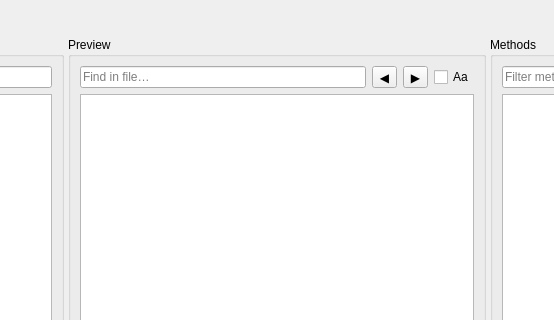
Above: src/ui/MainWindow.ui from vRFEducation/rasna-trace-tool before the change; both pictures show x 363 to 917 and y 0 to 320 of the 1280 by 720 pixel window. Below: the same form after it.
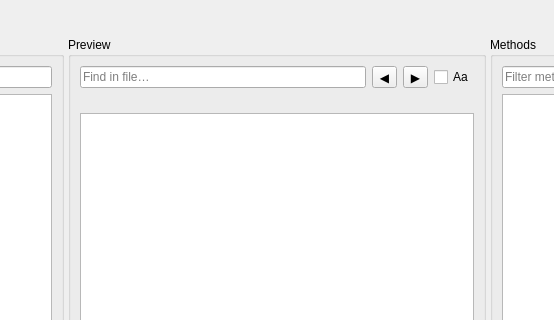
That is the form after the change.

Commit message: count added to searchbox and highligh problem solved

The edit to the form file:
```diff
--- a/src/ui/MainWindow.ui
+++ b/src/ui/MainWindow.ui
@@ -68,6 +68,12 @@
           </item>
          </layout>
         </item>
+        <item>
+         <widget class="QLabel" name="lblFindCounter">
+          <property name="text"><string/></property>
+          <property name="styleSheet"><string notr="true">color: gray; font-size: 11px;</string></property>
+         </widget>
+        </item>
         <item><widget class="QPlainTextEdit" name="txtPreview"><property name="readOnly"><bool>true</bool></property></widget></item>
        </layout>
       </widget>
```
The commit also changes 2 other files.
